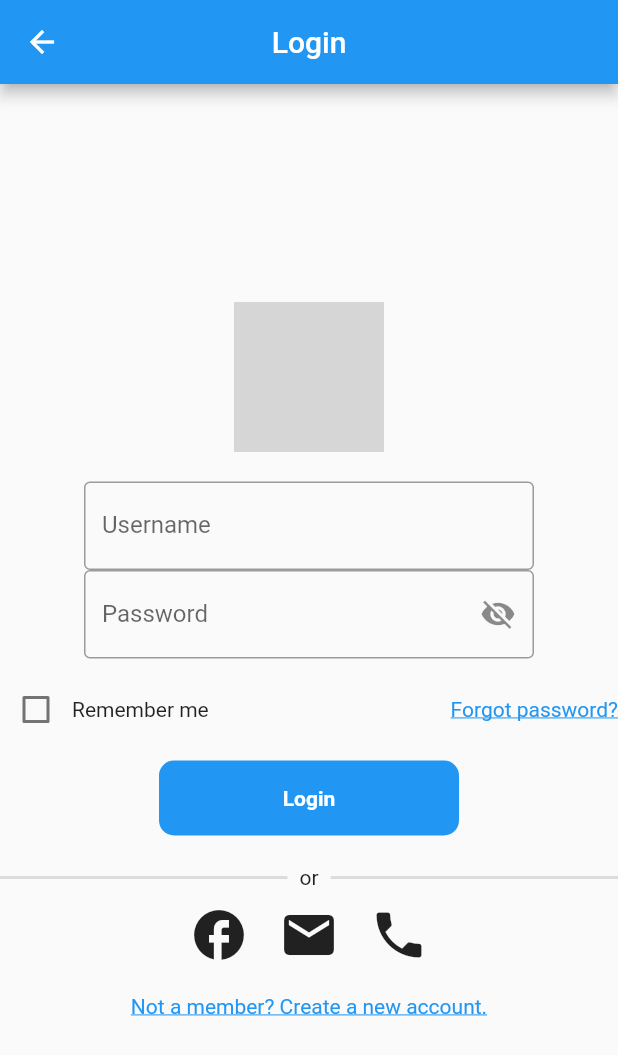
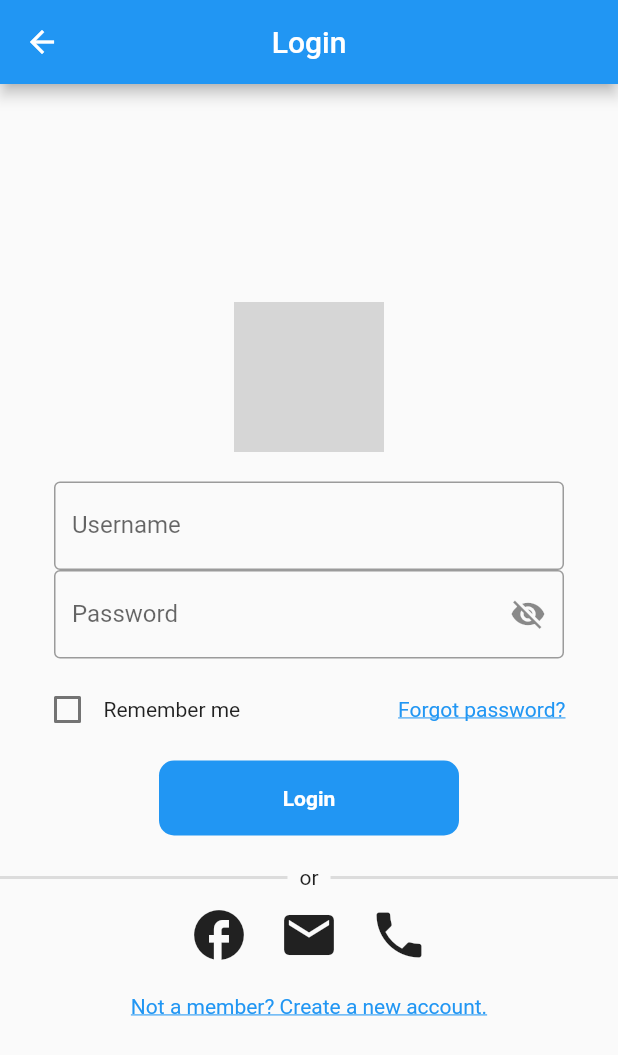
Before and after one commit to wlong0711/AD_Project_RecycleGO, a Flutter app: the RegisterPage screen opened directly, after a tap on "Already a member? Login.", on a phone screen of 412 x 824 dp. Shown: the top 1055 px of the screen. Run offline on Flutter 3.47's test engine with Material 2 defaults, Android fonts, the light colour scheme and no system bars; our stand-ins replace cloud_firestore, firebase_auth, firebase_core, firebase_database, firebase_storage, flutter_dotenv and 4 more; missing offline and left inert: flutter_google_places, qr_code_scanner; accounts and stored records are empty; network calls fail; grey boxes are pictures that could not be loaded.

Commit message:
changement on KL Code

```diff
--- a/lib/login.dart
+++ b/lib/login.dart
@@ -27,7 +27,7 @@ class _LoginPageState extends State<LoginPage> {
         children: [
           // Company Logo at the top center
           Image.network(
-            'https://example.com/your-company-logo-url.png',
+            'https://firebasestorage.googleapis.com/v0/b/recyclego-64b10.appspot.com/o/Company%20Logo%2FLogoWithSlogan.png?alt=media&token=5b939cb4-b9d8-42b5-adcb-8de58ee095e0',
             width: 100, // Set the width according to your design
             height: 100, // Set the height according to your design
           ),
@@ -101,7 +101,7 @@ class _LoginPageState extends State<LoginPage> {
     bool isPassword = false,
   }) {
     return Container(
-      width: 300,
+      width: 340,
       child: TextField(
         controller: controller,
         obscureText: isPassword && !_isPasswordVisible,
@@ -119,7 +119,7 @@ class _LoginPageState extends State<LoginPage> {
 
   Widget _buildPasswordInputBox() {
     return Container(
-      width: 300,
+      width: 340,
       child: TextField(
         controller: _passwordController,
         obscureText: !_isPasswordVisible,
@@ -150,6 +150,7 @@ class _LoginPageState extends State<LoginPage> {
   Widget _buildRememberMe() {
   return Row(
     children: [
+      SizedBox(width: 21),
       Checkbox(
         value: _rememberMe,
         onChanged: (value) {
@@ -158,15 +159,20 @@ class _LoginPageState extends State<LoginPage> {
           });
         },
       ),
-        Text('Remember me'),
+      Padding(
+        padding: EdgeInsets.only(right: 4.0), // Adjust this value to control the spacing
+        child: Text('Remember me'),
+      ),
     ],
   );
 }
 
+
   Widget _buildForgotPasswordLink() {
-    return GestureDetector(
+  return Padding(
+    padding: EdgeInsets.only(right: 35.0), // Adjust this value to control the left indentation
+    child: GestureDetector(
       onTap: () {
-        // Navigate to the ForgotPasswordPage when the text is clicked
         Navigator.push(
           context,
           MaterialPageRoute(builder: (context) => ForgotPasswordPage()),
@@ -179,8 +185,10 @@ class _LoginPageState extends State<LoginPage> {
           decoration: TextDecoration.underline,
         ),
       ),
+    ),
   );
 }
+
 
   Widget _buildButton(String label, Color color) {
     return Container(
--- a/lib/main.dart
+++ b/lib/main.dart
@@ -5,7 +5,7 @@
 import 'firebase_options.dart';
 
 Future main() async{
-  WidgetsFlutterBinding.ensureInitialized(); // Ensure plugin services are initialized
+  WidgetsFlutterBinding.ensureInitialized();
   await Firebase.initializeApp(
   options: DefaultFirebaseOptions.currentPlatform,
 );
@@ -15,8 +15,6 @@
 
 class MyApp extends StatelessWidget {
   const MyApp({super.key});
-
-  // This widget is the root of your application.
   @override
   Widget build(BuildContext context) {
     return MaterialApp(
--- a/lib/register.dart
+++ b/lib/register.dart
@@ -79,7 +79,7 @@ class _RegisterPageState extends State<RegisterPage> {
         children: [
           // Company Logo at the top center
           Image.network(
-            'https://example.com/your-company-logo-url.png',
+            'https://firebasestorage.googleapis.com/v0/b/recyclego-64b10.appspot.com/o/Company%20Logo%2FLogoWithSlogan.png?alt=media&token=5b939cb4-b9d8-42b5-adcb-8de58ee095e0',
             width: 100, // Set the width according to your design
             height: 100, // Set the height according to your design
           ),
```
Also changed, not shown: lib/WelcomePage.dart (+4 -6 lines). Lines whose indentation alone changed are shown as unchanged.
